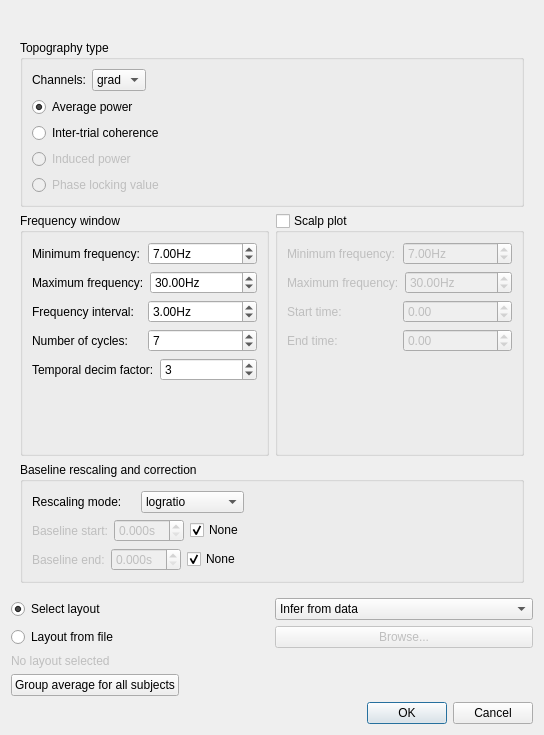
Before: the Qt Designer form meggie_batch/ui/qt4Designer_ui_files/TFRtopology.ui in cibr-jyu/meggie, drawn with Qt 5.
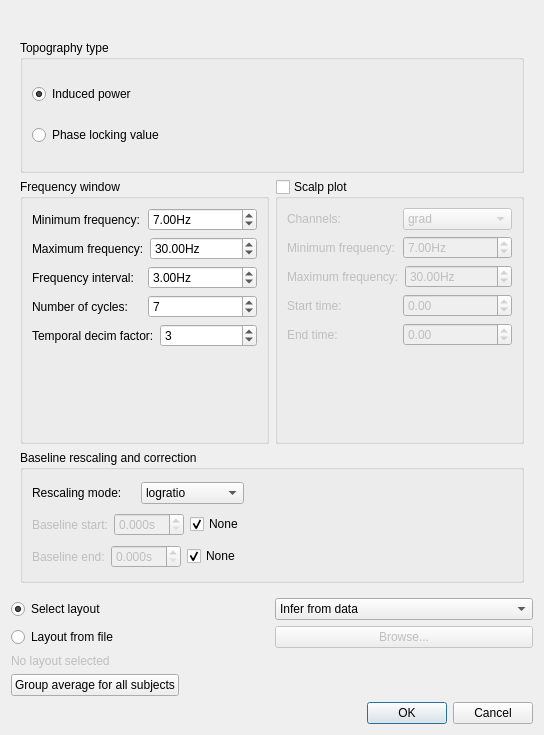
After: the same form once the commit is applied.

```diff
--- a/meggie_batch/ui/qt4Designer_ui_files/TFRtopology.ui
+++ b/meggie_batch/ui/qt4Designer_ui_files/TFRtopology.ui
@@ -197,107 +197,6 @@
          </layout>
         </widget>
        </item>
-       <item row="1" column="0" colspan="2">
-        <widget class="QGroupBox" name="groupBoxTopogpraphyType">
-         <property name="sizePolicy">
-          <sizepolicy hsizetype="Preferred" vsizetype="Preferred">
-           <horstretch>0</horstretch>
-           <verstretch>1</verstretch>
-          </sizepolicy>
-         </property>
-         <property name="title">
-          <string>Topography type</string>
-         </property>
-         <layout class="QGridLayout" name="gridLayout">
-          <item row="3" column="0">
-           <widget class="QRadioButton" name="radioButtonInduced">
-            <property name="enabled">
-             <bool>false</bool>
-            </property>
-            <property name="text">
-             <string>Induced power</string>
-            </property>
-            <property name="checked">
-             <bool>false</bool>
-            </property>
-           </widget>
-          </item>
-          <item row="4" column="0">
-           <widget class="QRadioButton" name="radioButtonPhase">
-            <property name="enabled">
-             <bool>false</bool>
-            </property>
-            <property name="text">
-             <string>Phase locking value</string>
-            </property>
-           </widget>
-          </item>
-          <item row="1" column="0">
-           <widget class="QRadioButton" name="radioButtonAverage">
-            <property name="text">
-             <string>Average power</string>
-            </property>
-            <property name="checked">
-             <bool>true</bool>
-            </property>
-           </widget>
-          </item>
-          <item row="2" column="0">
-           <widget class="QRadioButton" name="radioButtonITC">
-            <property name="text">
-             <string>Inter-trial coherence</string>
-            </property>
-           </widget>
-          </item>
-          <item row="0" column="0">
-           <layout class="QHBoxLayout" name="horizontalLayout_16">
-            <item>
-             <widget class="QLabel" name="label_6">
-              <property name="text">
-               <string>Channels:</string>
-              </property>
-             </widget>
-            </item>
-            <item>
-             <widget class="QComboBox" name="comboBoxChannels">
-              <property name="currentIndex">
-               <number>1</number>
-              </property>
-              <item>
-               <property name="text">
-                <string>mag</string>
-               </property>
-              </item>
-              <item>
-               <property name="text">
-                <string>grad</string>
-               </property>
-              </item>
-              <item>
-               <property name="text">
-                <string>eeg</string>
-               </property>
-              </item>
-             </widget>
-            </item>
-            <item>
-             <spacer name="horizontalSpacer_2">
-              <property name="orientation">
-               <enum>Qt::Horizontal</enum>
-              </property>
-              <property name="sizeHint" stdset="0">
-               <size>
-                <width>40</width>
-                <height>20</height>
-               </size>
-              </property>
-             </spacer>
-            </item>
-           </layout>
-          </item>
-         </layout>
-        </widget>
-       </item>
        <item row="2" column="0">
         <widget class="QGroupBox" name="groupBoxFrequencies">
          <property name="sizePolicy">
@@ -467,6 +366,39 @@
          <layout class="QGridLayout" name="gridLayout_6">
           <item row="0" column="0">
            <layout class="QVBoxLayout" name="verticalLayout_2">
+            <item>
+             <layout class="QHBoxLayout" name="horizontalLayout_16">
+              <item>
+               <widget class="QLabel" name="label_6">
+                <property name="text">
+                 <string>Channels:</string>
+                </property>
+               </widget>
+              </item>
+              <item>
+               <widget class="QComboBox" name="comboBoxChannels">
+                <property name="currentIndex">
+                 <number>1</number>
+                </property>
+                <item>
+                 <property name="text">
+                  <string>mag</string>
+                 </property>
+                </item>
+                <item>
+                 <property name="text">
+                  <string>grad</string>
+                 </property>
+                </item>
+                <item>
+                 <property name="text">
+                  <string>eeg</string>
+                 </property>
+                </item>
+               </widget>
+              </item>
+             </layout>
+            </item>
             <item>
              <layout class="QHBoxLayout" name="horizontalLayout_15">
               <item>
@@ -576,6 +508,44 @@
          </property>
         </widget>
        </item>
+       <item row="1" column="0" colspan="2">
+        <widget class="QGroupBox" name="groupBoxTopogpraphyType">
+         <property name="sizePolicy">
+          <sizepolicy hsizetype="Preferred" vsizetype="Preferred">
+           <horstretch>0</horstretch>
+           <verstretch>1</verstretch>
+          </sizepolicy>
+         </property>
+         <property name="title">
+          <string>Topography type</string>
+         </property>
+         <layout class="QGridLayout" name="gridLayout">
+          <item row="1" column="0">
+           <widget class="QRadioButton" name="radioButtonInduced">
+            <property name="enabled">
+             <bool>true</bool>
+            </property>
+            <property name="text">
+             <string>Induced power</string>
+            </property>
+            <property name="checked">
+             <bool>true</bool>
+            </property>
+           </widget>
+          </item>
+          <item row="2" column="0">
+           <widget class="QRadioButton" name="radioButtonPhase">
+            <property name="enabled">
+             <bool>true</bool>
+            </property>
+            <property name="text">
+             <string>Phase locking value</string>
+            </property>
+           </widget>
+          </item>
+         </layout>
+        </widget>
+       </item>
       </layout>
      </widget>
     </widget>
```
Left out of the diff: 2 changed lines with no effect on the pictures.
